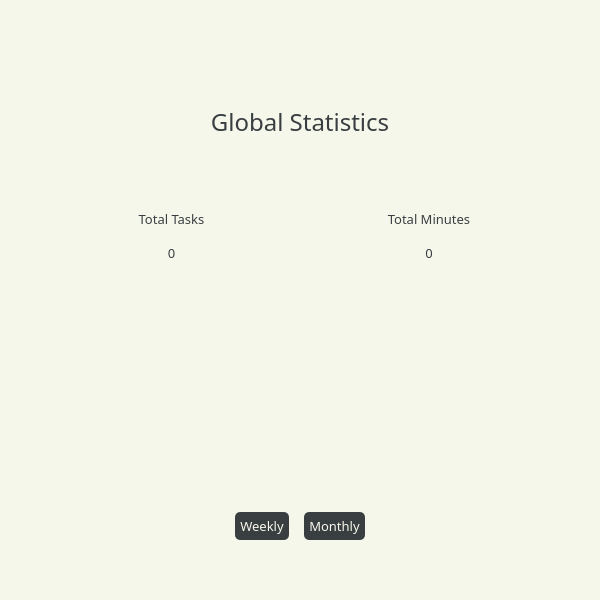
This is PomoPeak/ui/pomopeakstats.ui in TheVipek/PomoPeak as Qt 5 draws it before an edit. The edited form follows.
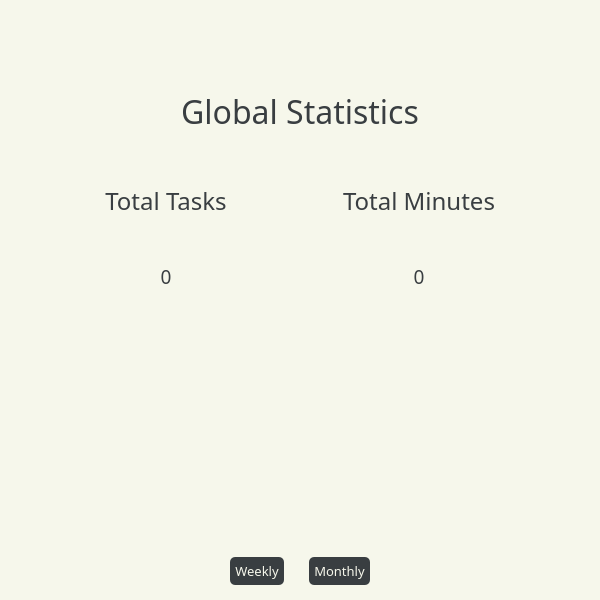
This is the edited form. Icons and pictures are not drawn.

The edit to the form file:
```diff
--- a/PomoPeak/ui/pomopeakstats.ui
+++ b/PomoPeak/ui/pomopeakstats.ui
@@ -50,7 +50,7 @@
   </property>
   <layout class="QVBoxLayout" name="verticalLayout_2" stretch="0">
    <property name="spacing">
-    <number>5</number>
+    <number>0</number>
    </property>
    <property name="leftMargin">
     <number>15</number>
@@ -66,20 +66,26 @@
    </property>
    <item>
     <layout class="QHBoxLayout" name="statsLayout">
+     <property name="spacing">
+      <number>0</number>
+     </property>
      <property name="leftMargin">
-      <number>15</number>
+      <number>0</number>
      </property>
      <property name="topMargin">
-      <number>15</number>
+      <number>0</number>
      </property>
      <property name="rightMargin">
-      <number>15</number>
+      <number>0</number>
      </property>
      <property name="bottomMargin">
-      <number>15</number>
+      <number>0</number>
      </property>
      <item>
       <layout class="QVBoxLayout" name="statsContainer" stretch="1,1,1,2,2,2">
+       <property name="spacing">
+        <number>0</number>
+       </property>
        <property name="leftMargin">
         <number>0</number>
        </property>
@@ -94,6 +100,9 @@
        </property>
        <item>
         <layout class="QHBoxLayout" name="horizontalLayout">
+         <property name="spacing">
+          <number>25</number>
+         </property>
          <item>
           <spacer name="horizontalSpacer_3">
            <property name="orientation">
@@ -143,7 +152,7 @@
          <property name="font">
           <font>
            <family>Bahnschrift</family>
-           <pointsize>18</pointsize>
+           <pointsize>24</pointsize>
           </font>
          </property>
          <property name="text">
@@ -157,29 +166,57 @@
        <item>
         <layout class="QHBoxLayout" name="globalStatsLayout">
          <property name="spacing">
-          <number>5</number>
+          <number>25</number>
          </property>
          <property name="leftMargin">
-          <number>15</number>
+          <number>0</number>
          </property>
          <property name="topMargin">
-          <number>15</number>
+          <number>0</number>
          </property>
          <property name="rightMargin">
-          <number>15</number>
+          <number>0</number>
          </property>
          <property name="bottomMargin">
-          <number>15</number>
+          <number>0</number>
          </property>
+         <item>
+          <spacer name="horizontalSpacer_4">
+           <property name="orientation">
+            <enum>Qt::Horizontal</enum>
+           </property>
+           <property name="sizeHint" stdset="0">
+            <size>
+             <width>40</width>
+             <height>20</height>
+            </size>
+           </property>
+          </spacer>
+         </item>
          <item>
           <widget class="QWidget" name="totalTaskWidget" native="true">
            <layout class="QVBoxLayout" name="verticalLayout">
+            <property name="spacing">
+             <number>25</number>
+            </property>
+            <property name="leftMargin">
+             <number>0</number>
+            </property>
+            <property name="topMargin">
+             <number>0</number>
+            </property>
+            <property name="rightMargin">
+             <number>0</number>
+            </property>
+            <property name="bottomMargin">
+             <number>0</number>
+            </property>
             <item>
              <widget class="QLabel" name="tasksTasksLabel">
               <property name="font">
                <font>
                 <family>Bahnschrift</family>
-                <pointsize>10</pointsize>
+                <pointsize>18</pointsize>
                </font>
               </property>
               <property name="text">
@@ -195,7 +232,7 @@
               <property name="font">
                <font>
                 <family>Bahnschrift</family>
-                <pointsize>10</pointsize>
+                <pointsize>14</pointsize>
                </font>
               </property>
               <property name="text">
@@ -209,15 +246,43 @@
            </layout>
           </widget>
          </item>
+         <item>
+          <spacer name="horizontalSpacer_6">
+           <property name="orientation">
+            <enum>Qt::Horizontal</enum>
+           </property>
+           <property name="sizeHint" stdset="0">
+            <size>
+             <width>40</width>
+             <height>20</height>
+            </size>
+           </property>
+          </spacer>
+         </item>
          <item>
           <widget class="QWidget" name="totalMinutesWidget" native="true">
            <layout class="QVBoxLayout" name="verticalLayout_3">
+            <property name="spacing">
+             <number>25</number>
+            </property>
+            <property name="leftMargin">
+             <number>0</number>
+            </property>
+            <property name="topMargin">
+             <number>0</number>
+            </property>
+            <property name="rightMargin">
+             <number>0</number>
+            </property>
+            <property name="bottomMargin">
+             <number>0</number>
+            </property>
             <item>
              <widget class="QLabel" name="totalMinutesLabel">
               <property name="font">
                <font>
                 <family>Bahnschrift</family>
-                <pointsize>10</pointsize>
+                <pointsize>18</pointsize>
                </font>
               </property>
               <property name="text">
@@ -233,7 +298,7 @@
               <property name="font">
                <font>
                 <family>Bahnschrift</family>
-                <pointsize>10</pointsize>
+                <pointsize>14</pointsize>
                </font>
               </property>
               <property name="text">
@@ -247,6 +312,19 @@
            </layout>
           </widget>
          </item>
+         <item>
+          <spacer name="horizontalSpacer_5">
+           <property name="orientation">
+            <enum>Qt::Horizontal</enum>
+           </property>
+           <property name="sizeHint" stdset="0">
+            <size>
+             <width>40</width>
+             <height>20</height>
+            </size>
+           </property>
+          </spacer>
+         </item>
         </layout>
        </item>
        <item>
@@ -268,7 +346,7 @@
        <item>
         <layout class="QHBoxLayout" name="timedStatsLayout">
          <property name="spacing">
-          <number>15</number>
+          <number>25</number>
          </property>
          <property name="leftMargin">
           <number>0</number>
@@ -360,19 +438,19 @@
        <item>
         <layout class="QVBoxLayout" name="chartLayout">
          <property name="spacing">
-          <number>5</number>
+          <number>0</number>
          </property>
          <property name="leftMargin">
-          <number>15</number>
+          <number>0</number>
          </property>
          <property name="topMargin">
-          <number>15</number>
+          <number>0</number>
          </property>
          <property name="rightMargin">
-          <number>15</number>
+          <number>0</number>
          </property>
          <property name="bottomMargin">
-          <number>15</number>
+          <number>0</number>
          </property>
         </layout>
        </item>
```
